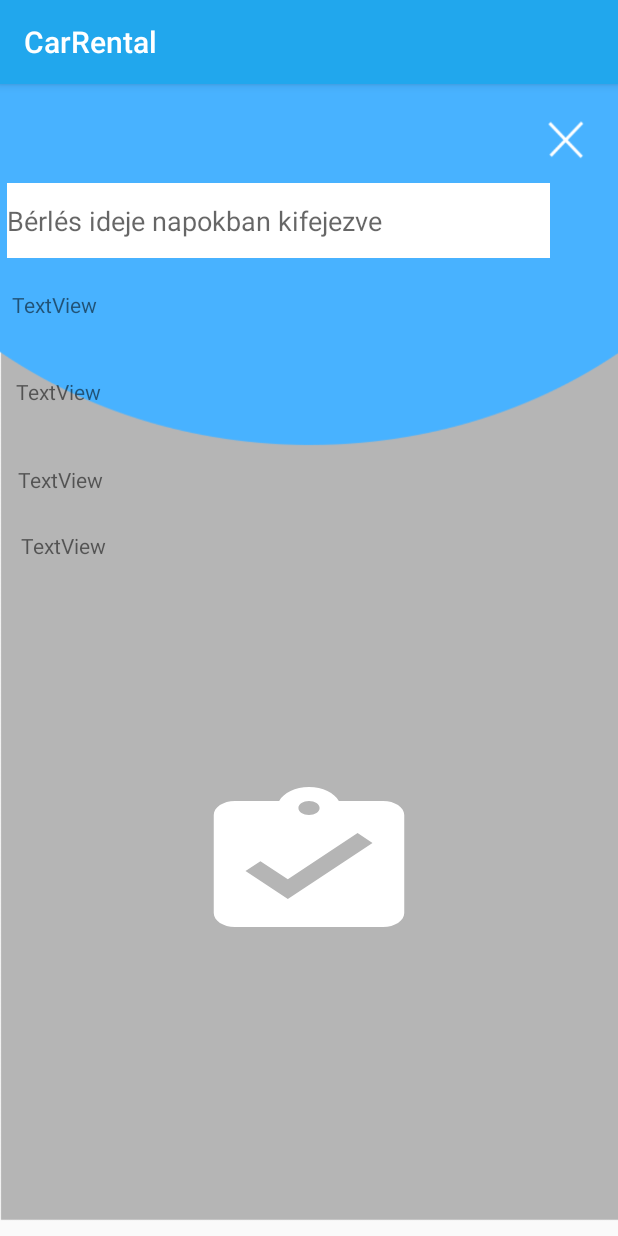
After one commit to vereczkibalint/szakmaigyakorlat_2days, an Android app: the ParameterezoActivity screen opened directly, with no data from a screen before it, on a phone screen of 412 x 824 dp. The commit adds this screen. Run offline under Robolectric (Android 15) with nearby library versions, the phone set to English and light mode, and no system bars.

Commit message:
layoutok elkészítve
hátra van : a bejelentkezési adatok szinkronizálása a véglegesített adatokkal

```diff
--- a/CarRental/app/src/main/AndroidManifest.xml
+++ b/CarRental/app/src/main/AndroidManifest.xml
@@ -9,6 +9,7 @@
         android:roundIcon="@drawable/favicon"
         android:supportsRtl="true"
         android:theme="@style/AppTheme">
+        <activity android:name=".ParameterezoActivity"></activity>
         <activity android:name=".Autok" />
         <activity android:name=".MainActivity">
             <intent-filter>
--- a/CarRental/app/src/main/java/hu/nagy/kristof/carrental/Autok.java
+++ b/CarRental/app/src/main/java/hu/nagy/kristof/carrental/Autok.java
@@ -2,8 +2,11 @@ package hu.nagy.kristof.carrental;
 
 import androidx.appcompat.app.AppCompatActivity;
 
+import android.content.Intent;
 import android.os.Bundle;
 import android.util.Log;
+import android.view.View;
+import android.widget.Button;
 import android.widget.TextView;
 import android.widget.Toast;
 
@@ -30,21 +33,54 @@ public class Autok extends AppCompatActivity {
     TextView volkswagenPriceperday;
     TextView volkswagenkolcsonozheto;
 
-    TextView bugattiBrand;
-    TextView bugattiModel;
-    TextView bugattiYear;
-    TextView bugattiPriceperday;
-    TextView bugattikolcsonozheto;
+
 
     TextView fordBrand;
     TextView fordModel;
     TextView fordYear;
     TextView fordPriceperday;
     TextView fordkolcsonozheto;
+
+    Button suzukiKolcsonzes, poloKolcsonzes, mazdaKolcsonzes, fordKolcsonzes;
+
     @Override
     protected void onCreate(Bundle savedInstanceState) {
         super.onCreate(savedInstanceState);
         setContentView(R.layout.activity_autok);
+
+        suzukiKolcsonzes=(Button)findViewById(R.id.suzukiBerles);
+        poloKolcsonzes=(Button)findViewById(R.id.poloBerles);
+        mazdaKolcsonzes=(Button)findViewById(R.id.mazdaBerles);
+        fordKolcsonzes=(Button)findViewById(R.id.fordBerles);
+
+        final Intent intent = new Intent(Autok.this,ParameterezoActivity.class);
+        suzukiKolcsonzes.setOnClickListener(new View.OnClickListener() {
+            @Override
+            public void onClick(View v) {
+                startActivity(intent);
+            }
+        });
+
+        poloKolcsonzes.setOnClickListener(new View.OnClickListener() {
+            @Override
+            public void onClick(View v) {
+                startActivity(intent);
+            }
+        });
+
+        mazdaKolcsonzes.setOnClickListener(new View.OnClickListener() {
+            @Override
+            public void onClick(View v) {
+                startActivity(intent);
+            }
+        });
+
+        fordKolcsonzes.setOnClickListener(new View.OnClickListener() {
+            @Override
+            public void onClick(View v) {
+                startActivity(intent);
+            }
+        });
 
         loadTextViews();
         cars = JSONParser.fetchCars(Autok.this);
@@ -79,13 +115,7 @@ public class Autok extends AppCompatActivity {
                     fordYear.setText(c.getYear().toString());
                     fordPriceperday.setText(c.getPricePerDay().toString() + "Ft / nap");
                     break;
-                case "Bugatti":
-                    Log.d("brand", c.getBrand());
-                    bugattiBrand.setText(c.getBrand());
-                    bugattiModel.setText(c.getModel());
-                    bugattiYear.setText(c.getYear().toString());
-                    bugattiPriceperday.setText(c.getPricePerDay().toString() + "Ft / nap");
-                    break;
+
             }
         }
     }
--- a/CarRental/app/src/main/java/hu/nagy/kristof/carrental/MainActivity.java
+++ b/CarRental/app/src/main/java/hu/nagy/kristof/carrental/MainActivity.java
@@ -8,12 +8,13 @@ import android.view.View;
 import android.widget.Button;
 
 public class MainActivity extends AppCompatActivity {
+
     Button singUpButton;
-
     @Override
     protected void onCreate(Bundle savedInstanceState) {
         super.onCreate(savedInstanceState);
         setContentView(R.layout.activity_main);
+
         singUpButton=(Button)findViewById(R.id.buttonSignUp);
         singUpButton.setOnClickListener(new View.OnClickListener() {
             @Override
--- /dev/null
+++ b/CarRental/app/src/main/java/hu/nagy/kristof/carrental/ParameterezoActivity.java
@@ -0,0 +1,44 @@
+package hu.nagy.kristof.carrental;
+
+import androidx.appcompat.app.AppCompatActivity;
+
+import android.content.Intent;
+import android.os.Bundle;
+import android.view.View;
+import android.widget.Button;
+import android.widget.EditText;
+import android.widget.TextView;
+import android.widget.Toast;
+
+public class ParameterezoActivity extends AppCompatActivity {
+
+    EditText napok;
+    TextView napokszama, vegosszeg, emailcim, telefonSzam, berloNeve;
+    Button rendelesVeglegesites;
+
+    @Override
+    protected void onCreate(Bundle savedInstanceState) {
+        super.onCreate(savedInstanceState);
+        setContentView(R.layout.activity_parameterezo);
+
+
+        napok = (EditText)findViewById(R.id.napText);
+        vegosszeg = (TextView) findViewById(R.id.vegosszegText);
+        emailcim=(TextView) findViewById(R.id.email);
+        telefonSzam=(TextView) findViewById(R.id.telefonszam);
+        berloNeve=(TextView) findViewById(R.id.nev);
+
+        rendelesVeglegesites=(Button) findViewById(R.id.orderfinalize);
+
+
+
+        rendelesVeglegesites.setOnClickListener(new View.OnClickListener() {
+            @Override
+            public void onClick(View v) {
+                rendelesVeglegesites.setVisibility(View.INVISIBLE);
+                Toast.makeText(ParameterezoActivity.this,"A szalonban átveheti az autót!",Toast.LENGTH_LONG).show();
+
+            }
+        });
+    }
+}
--- /dev/null
+++ b/CarRental/app/src/main/res/drawable/tick.xml
@@ -0,0 +1,9 @@
+<vector xmlns:android="http://schemas.android.com/apk/res/android"
+        android:width="24dp"
+        android:height="24dp"
+        android:viewportWidth="24.0"
+        android:viewportHeight="24.0">
+    <path
+        android:fillColor="#FFFF"
+        android:pathData="M19,3h-4.18C14.4,1.84 13.3,1 12,1c-1.3,0 -2.4,0.84 -2.82,2L5,3c-1.1,0 -2,0.9 -2,2v14c0,1.1 0.9,2 2,2h14c1.1,0 2,-0.9 2,-2L21,5c0,-1.1 -0.9,-2 -2,-2zM12,3c0.55,0 1,0.45 1,1s-0.45,1 -1,1 -1,-0.45 -1,-1 0.45,-1 1,-1zM10,17l-4,-4 1.41,-1.41L10,14.17l6.59,-6.59L18,9l-8,8z"/>
+</vector>
--- a/CarRental/app/src/main/res/layout/activity_autok.xml
+++ b/CarRental/app/src/main/res/layout/activity_autok.xml
@@ -4,7 +4,8 @@
     xmlns:tools="http://schemas.android.com/tools"
     android:layout_width="match_parent"
     android:layout_height="match_parent"
-    tools:context=".Autok">
+    tools:context=".Autok"
+    android:background="@drawable/carrentalbackground">
 
 
 
--- /dev/null
+++ b/CarRental/app/src/main/res/layout/activity_parameterezo.xml
@@ -0,0 +1,100 @@
+<?xml version="1.0" encoding="utf-8"?>
+<androidx.constraintlayout.widget.ConstraintLayout xmlns:android="http://schemas.android.com/apk/res/android"
+    xmlns:app="http://schemas.android.com/apk/res-auto"
+    xmlns:tools="http://schemas.android.com/tools"
+    android:id="@+id/berletinapokTextView"
+    android:layout_width="match_parent"
+    android:layout_height="match_parent"
+    android:background="@drawable/carrentalbackground"
+    tools:context=".ParameterezoActivity">
+
+
+    <EditText
+        android:id="@+id/napText"
+        android:layout_width="362dp"
+        android:layout_height="50dp"
+        android:layout_marginStart="4dp"
+        android:layout_marginTop="10dp"
+        android:layout_marginEnd="45dp"
+        android:layout_marginBottom="652dp"
+        android:background="@android:color/white"
+        android:ems="10"
+        android:hint="Bérlés ideje napokban kifejezve"
+        android:inputType="textPersonName"
+        app:layout_constraintBottom_toBottomOf="parent"
+        app:layout_constraintEnd_toEndOf="parent"
+        app:layout_constraintHorizontal_bias="1.0"
+        app:layout_constraintStart_toStartOf="parent"
+        app:layout_constraintTop_toBottomOf="@+id/textView" />
+
+    <TextView
+        android:id="@+id/vegosszegText"
+        android:layout_width="200dp"
+        android:layout_height="32dp"
+        android:layout_marginStart="8dp"
+        android:layout_marginTop="7dp"
+        android:layout_marginEnd="203dp"
+        android:layout_marginBottom="6dp"
+        android:text="TextView"
+        app:layout_constraintBottom_toTopOf="@+id/email"
+        app:layout_constraintEnd_toEndOf="parent"
+        app:layout_constraintHorizontal_bias="0.0"
+        app:layout_constraintStart_toStartOf="parent"
+        app:layout_constraintTop_toBottomOf="@+id/napText" />
+
+    <Button
+        android:id="@+id/orderfinalize"
+        android:layout_width="169dp"
+        android:layout_height="112dp"
+        android:layout_marginStart="92dp"
+        android:layout_marginEnd="93dp"
+        android:layout_marginBottom="192dp"
+        android:background="@drawable/tick"
+        app:layout_constraintBottom_toBottomOf="parent"
+        app:layout_constraintEnd_toEndOf="parent"
+        app:layout_constraintHorizontal_bias="0.508"
+        app:layout_constraintStart_toStartOf="parent" />
+
+    <TextView
+        android:id="@+id/email"
+        android:layout_width="198dp"
+        android:layout_height="30dp"
+        android:layout_marginStart="10dp"
+        android:layout_marginTop="6dp"
+        android:layout_marginEnd="203dp"
+        android:layout_marginBottom="7dp"
+        android:text="TextView"
+        app:layout_constraintBottom_toTopOf="@+id/telefonszam"
+        app:layout_constraintEnd_toEndOf="parent"
+        app:layout_constraintHorizontal_bias="1.0"
+        app:layout_constraintStart_toStartOf="parent"
+        app:layout_constraintTop_toBottomOf="@+id/vegosszegText" />
+
+    <TextView
+        android:id="@+id/telefonszam"
+        android:layout_width="200dp"
+        android:layout_height="32dp"
+        android:layout_marginStart="11dp"
+        android:layout_marginTop="7dp"
+        android:layout_marginEnd="200dp"
+        android:layout_marginBottom="164dp"
+        android:text="TextView"
+        app:layout_constraintBottom_toTopOf="@+id/orderfinalize"
+        app:layout_constraintEnd_toEndOf="parent"
+        app:layout_constraintHorizontal_bias="1.0"
+        app:layout_constraintStart_toStartOf="parent"
+        app:layout_constraintTop_toBottomOf="@+id/email" />
+
+    <TextView
+        android:id="@+id/nev"
+        android:layout_width="198dp"
+        android:layout_height="33dp"
+        android:layout_marginStart="13dp"
+        android:layout_marginTop="12dp"
+        android:layout_marginEnd="200dp"
+        android:text="TextView"
+        app:layout_constraintEnd_toEndOf="parent"
+        app:layout_constraintHorizontal_bias="1.0"
+        app:layout_constraintStart_toStartOf="parent"
+        app:layout_constraintTop_toBottomOf="@+id/telefonszam" />
+</androidx.constraintlayout.widget.ConstraintLayout>
```
Also changed, not shown: CarRental/app/src/main/res/drawable/bugatti.jpg (added), CarRental/app/src/main/res/drawable/carrentalbackground.png (added), CarRental/app/src/main/res/values/colors.xml (line endings or trailing spaces).
